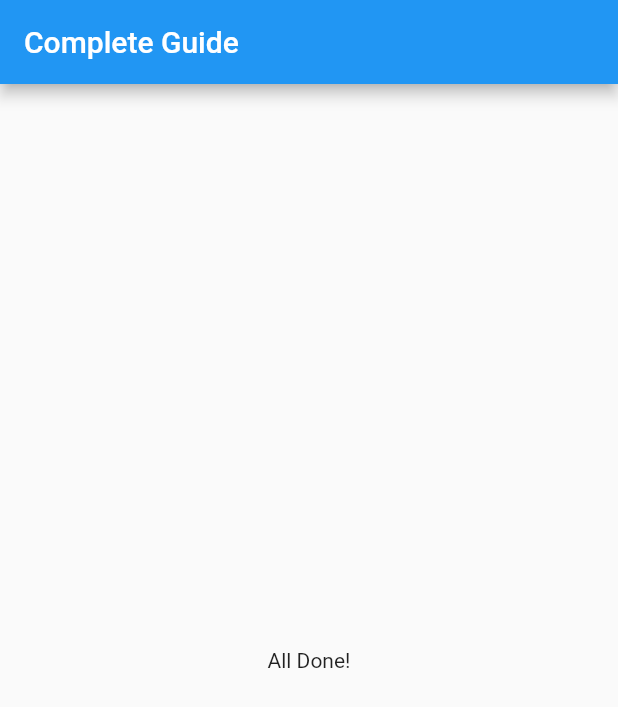
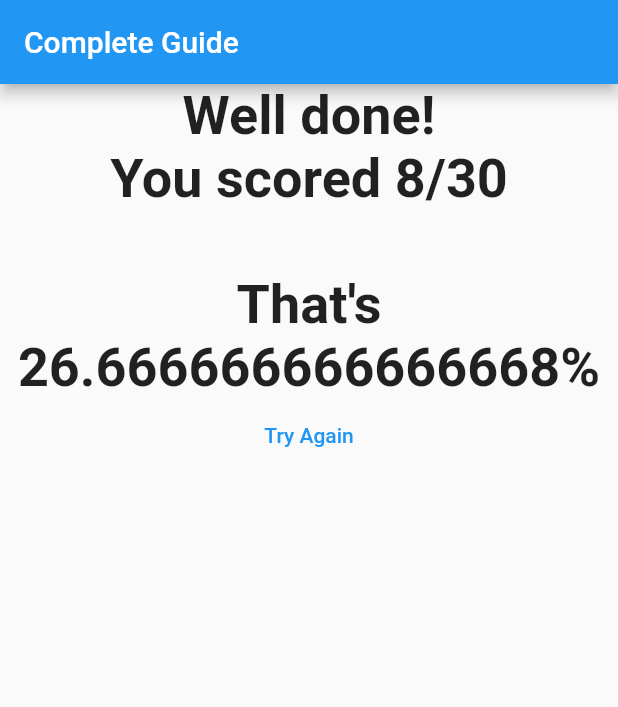
Before and after one commit to deltics/flutter, a Flutter app: the screen it shows after launch, after a tap on "Black", after a tap on "Snake", after a tap on "Dart", on a phone screen of 412 x 824 dp. Shown: the top 707 px of the screen. Run offline on Flutter 3.47's test engine with Material 2 defaults, Android fonts, the phone set to English and light mode, and no system bars.

Commit message:
s2.54 - Final score and try again

```diff
--- a/s2_flutter_complete_guide/lib/main.dart
+++ b/s2_flutter_complete_guide/lib/main.dart
@@ -20,24 +20,52 @@ class _AppState extends State<App> {
   static const _questions = [
     {
       'text': 'What\'s your favorite color?',
-      'answers': ['Black', 'Red', 'Green', 'Blue'],
+      'answers': [
+        {'text': 'Black', 'score': 0},
+        {'text': 'Red', 'score': 5},
+        {'text': 'Green', 'score': 7},
+        {'text': 'Blue', 'score': 10}
+      ],
     },
     {
       'text': 'What\'s your favorite animal?',
-      'answers': ['Rabbit', 'Snake', 'Elephant', 'Lion', 'Gekko'],
+      'answers': [
+        {'text': 'Rabbit', 'score': 8},
+        {'text': 'Snake', 'score': 0},
+        {'text': 'Elephant', 'score': 5},
+        {'text': 'Lion', 'score': 10},
+        {'text': 'Gekko', 'score': 6}
+      ],
     },
     {
       'text': 'What\'s your favorite language?',
-      'answers': ['Pascal', 'Go', 'Dart', 'C#', 'COBOL', 'JavaScript'],
+      'answers': [
+        {'text': 'Pascal', 'score': 10},
+        {'text': 'Go', 'score': 9},
+        {'text': 'Dart', 'score': 8},
+        {'text': 'C#', 'score': 8},
+        {'text': 'COBOL', 'score': 2},
+        {'text': 'JavaScript', 'score': 0}
+      ],
     },
   ];
 
   var _questionIndex = 0;
+  var _score = 0;
 
-  void _answerQuestion() {
-    print('Answered the question');
+  void _answerQuestion(int score) {
+    _score += score;
+
     setState(() {
       _questionIndex++;
+    });
+  }
+
+  void _restart() {
+    _score = 0;
+
+    setState(() {
+      _questionIndex = 0;
     });
   }
 
@@ -53,7 +81,7 @@ class _AppState extends State<App> {
                 questions: _questions,
                 questionIndex: _questionIndex,
                 answerHandler: _answerQuestion)
-            : const Result(),
+            : Result(score: _score, restart: _restart),
       ),
     );
   }
--- a/s2_flutter_complete_guide/lib/quiz.dart
+++ b/s2_flutter_complete_guide/lib/quiz.dart
@@ -6,13 +6,13 @@ import 'question.dart';
 class Quiz extends StatelessWidget {
   late final List<Map<String, Object>> _questions;
   late final int _questionIndex;
-  late final VoidCallback _answerHandler;
+  late final void Function(int) _answerHandler;
 
   Quiz(
       {Key? key,
       @required List<Map<String, Object>>? questions,
       @required int? questionIndex,
-      @required VoidCallback? answerHandler})
+      @required void Function(int)? answerHandler})
       : super(key: key) {
     _questions = questions!;
     _questionIndex = questionIndex!;
@@ -33,9 +33,11 @@ class Quiz extends StatelessWidget {
         //  Answer() widgets in the list being passed to the 'children:' property
         //  (i.e. N Answer() widgets, rather than a single LIST of N Answer() widgets)
 
-        ...(_questions[_questionIndex]['answers'] as List<String>)
+        ...(_questions[_questionIndex]['answers'] as List<Map<String, Object>>)
             .map((answer) {
-          return Answer(text: answer, fn: _answerHandler);
+          return Answer(
+              text: answer['text'] as String,
+              fn: () => _answerHandler(answer['score'] as int));
         }).toList(),
       ],
     );
--- a/s2_flutter_complete_guide/lib/result.dart
+++ b/s2_flutter_complete_guide/lib/result.dart
@@ -1,10 +1,39 @@
 import 'package:flutter/material.dart';
 
 class Result extends StatelessWidget {
-  const Result({Key? key}) : super(key: key);
+  late final int _score;
+  late final VoidCallback _restart;
+
+  String get resultPhrase {
+    return 'Well done!\nYou scored ' +
+        _score.toString() +
+        '/30\n\nThat\'s ' +
+        (_score * 100 / 30).toString() +
+        '%';
+  }
+
+  Result({Key? key, @required int? score, @required VoidCallback? restart})
+      : super(key: key) {
+    _score = score!;
+    _restart = restart!;
+  }
 
   @override
   Widget build(BuildContext context) {
-    return const Center(child: Text('All Done!'));
+    return Center(
+      child: Column(
+        children: [
+          Text(
+            resultPhrase,
+            style: const TextStyle(
+              fontSize: 36,
+              fontWeight: FontWeight.bold,
+            ),
+            textAlign: TextAlign.center,
+          ),
+          TextButton(onPressed: _restart, child: const Text('Try Again'))
+        ],
+      ),
+    );
   }
 }
```
